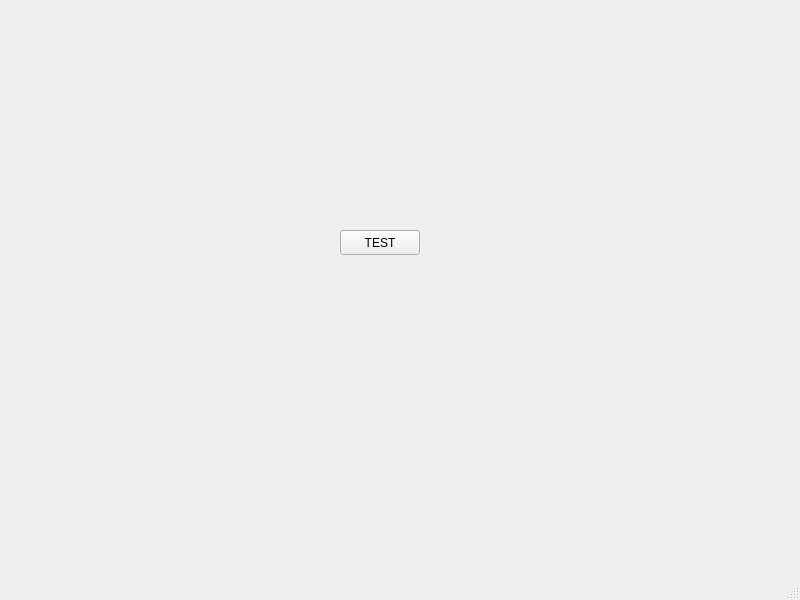
Qt form mainView.ui (SophieShirine/FittsLaw) before a commit.
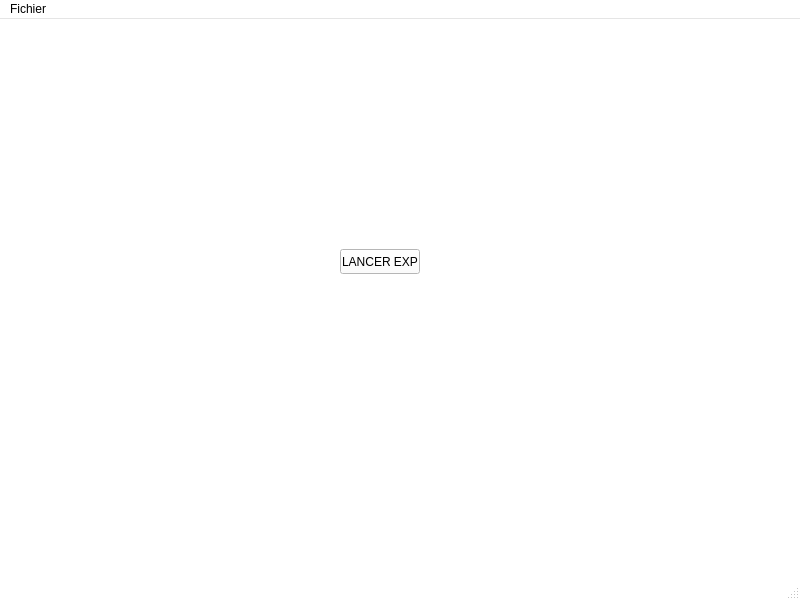
The same form after that commit.

Commit message: created results view"

Diff of the .ui file:
```diff
--- a/mainView.ui
+++ b/mainView.ui
@@ -10,6 +10,448 @@
     <height>600</height>
    </rect>
   </property>
+  <property name="palette">
+   <palette>
+    <active>
+     <colorrole role="WindowText">
+      <brush brushstyle="SolidPattern">
+       <color alpha="255">
+        <red>0</red>
+        <green>0</green>
+        <blue>0</blue>
+       </color>
+      </brush>
+     </colorrole>
+     <colorrole role="Button">
+      <brush brushstyle="SolidPattern">
+       <color alpha="255">
+        <red>255</red>
+        <green>255</green>
+        <blue>255</blue>
+       </color>
+      </brush>
+     </colorrole>
+     <colorrole role="Light">
+      <brush brushstyle="SolidPattern">
+       <color alpha="255">
+        <red>255</red>
+        <green>255</green>
+        <blue>255</blue>
+       </color>
+      </brush>
+     </colorrole>
+     <colorrole role="Midlight">
+      <brush brushstyle="SolidPattern">
+       <color alpha="255">
+        <red>255</red>
+        <green>255</green>
+        <blue>255</blue>
+       </color>
+      </brush>
+     </colorrole>
+     <colorrole role="Dark">
+      <brush brushstyle="SolidPattern">
+       <color alpha="255">
+        <red>127</red>
+        <green>127</green>
+        <blue>127</blue>
+       </color>
+      </brush>
+     </colorrole>
+     <colorrole role="Mid">
+      <brush brushstyle="SolidPattern">
+       <color alpha="255">
+        <red>170</red>
+        <green>170</green>
+        <blue>170</blue>
+       </color>
+      </brush>
+     </colorrole>
+     <colorrole role="Text">
+      <brush brushstyle="SolidPattern">
+       <color alpha="255">
+        <red>0</red>
+        <green>0</green>
+        <blue>0</blue>
+       </color>
+      </brush>
+     </colorrole>
+     <colorrole role="BrightText">
+      <brush brushstyle="SolidPattern">
+       <color alpha="255">
+        <red>255</red>
+        <green>255</green>
+        <blue>255</blue>
+       </color>
+      </brush>
+     </colorrole>
+     <colorrole role="ButtonText">
+      <brush brushstyle="SolidPattern">
+       <color alpha="255">
+        <red>0</red>
+        <green>0</green>
+        <blue>0</blue>
+       </color>
+      </brush>
+     </colorrole>
+     <colorrole role="Base">
+      <brush brushstyle="SolidPattern">
+       <color alpha="255">
+        <red>255</red>
+        <green>255</green>
+        <blue>255</blue>
+       </color>
+      </brush>
+     </colorrole>
+     <colorrole role="Window">
+      <brush brushstyle="SolidPattern">
+       <color alpha="255">
+        <red>255</red>
+        <green>255</green>
+        <blue>255</blue>
+       </color>
+      </brush>
+     </colorrole>
+     <colorrole role="Shadow">
+      <brush brushstyle="SolidPattern">
+       <color alpha="255">
+        <red>0</red>
+        <green>0</green>
+        <blue>0</blue>
+       </color>
+      </brush>
+     </colorrole>
+     <colorrole role="AlternateBase">
+      <brush brushstyle="SolidPattern">
+       <color alpha="255">
+        <red>255</red>
+        <green>255</green>
+        <blue>255</blue>
+       </color>
+      </brush>
+     </colorrole>
+     <colorrole role="ToolTipBase">
+      <brush brushstyle="SolidPattern">
+       <color alpha="255">
+        <red>255</red>
+        <green>255</green>
+        <blue>220</blue>
+       </color>
+      </brush>
+     </colorrole>
+     <colorrole role="ToolTipText">
+      <brush brushstyle="SolidPattern">
+       <color alpha="255">
+        <red>0</red>
+        <green>0</green>
+        <blue>0</blue>
+       </color>
+      </brush>
+     </colorrole>
+     <colorrole role="PlaceholderText">
+      <brush brushstyle="SolidPattern">
+       <color alpha="128">
+        <red>0</red>
+        <green>0</green>
+        <blue>0</blue>
+       </color>
+      </brush>
+     </colorrole>
+    </active>
+    <inactive>
+     <colorrole role="WindowText">
+      <brush brushstyle="SolidPattern">
+       <color alpha="255">
+        <red>0</red>
+        <green>0</green>
+        <blue>0</blue>
+       </color>
+      </brush>
+     </colorrole>
+     <colorrole role="Button">
+      <brush brushstyle="SolidPattern">
+       <color alpha="255">
+        <red>255</red>
+        <green>255</green>
+        <blue>255</blue>
+       </color>
+      </brush>
+     </colorrole>
+     <colorrole role="Light">
+      <brush brushstyle="SolidPattern">
+       <color alpha="255">
+        <red>255</red>
+        <green>255</green>
+        <blue>255</blue>
+       </color>
+      </brush>
+     </colorrole>
+     <colorrole role="Midlight">
+      <brush brushstyle="SolidPattern">
+       <color alpha="255">
+        <red>255</red>
+        <green>255</green>
+        <blue>255</blue>
+       </color>
+      </brush>
+     </colorrole>
+     <colorrole role="Dark">
+      <brush brushstyle="SolidPattern">
+       <color alpha="255">
+        <red>127</red>
+        <green>127</green>
+        <blue>127</blue>
+       </color>
+      </brush>
+     </colorrole>
+     <colorrole role="Mid">
+      <brush brushstyle="SolidPattern">
+       <color alpha="255">
+        <red>170</red>
+        <green>170</green>
+        <blue>170</blue>
+       </color>
+      </brush>
+     </colorrole>
+     <colorrole role="Text">
+      <brush brushstyle="SolidPattern">
+       <color alpha="255">
+        <red>0</red>
+        <green>0</green>
+        <blue>0</blue>
+       </color>
+      </brush>
+     </colorrole>
+     <colorrole role="BrightText">
+      <brush brushstyle="SolidPattern">
+       <color alpha="255">
+        <red>255</red>
+        <green>255</green>
+        <blue>255</blue>
+       </color>
+      </brush>
+     </colorrole>
+     <colorrole role="ButtonText">
+      <brush brushstyle="SolidPattern">
+       <color alpha="255">
+        <red>0</red>
+        <green>0</green>
+        <blue>0</blue>
+       </color>
+      </brush>
+     </colorrole>
+     <colorrole role="Base">
+      <brush brushstyle="SolidPattern">
+       <color alpha="255">
+        <red>255</red>
+        <green>255</green>
+        <blue>255</blue>
+       </color>
+      </brush>
+     </colorrole>
+     <colorrole role="Window">
+      <brush brushstyle="SolidPattern">
+       <color alpha="255">
+        <red>255</red>
+        <green>255</green>
+        <blue>255</blue>
+       </color>
+      </brush>
+     </colorrole>
+     <colorrole role="Shadow">
+      <brush brushstyle="SolidPattern">
+       <color alpha="255">
+        <red>0</red>
+        <green>0</green>
+        <blue>0</blue>
+       </color>
+      </brush>
+     </colorrole>
+     <colorrole role="AlternateBase">
+      <brush brushstyle="SolidPattern">
+       <color alpha="255">
+        <red>255</red>
+        <green>255</green>
+        <blue>255</blue>
+       </color>
+      </brush>
+     </colorrole>
+     <colorrole role="ToolTipBase">
+      <brush brushstyle="SolidPattern">
+       <color alpha="255">
+        <red>255</red>
+        <green>255</green>
+        <blue>220</blue>
+       </color>
+      </brush>
+     </colorrole>
+     <colorrole role="ToolTipText">
+      <brush brushstyle="SolidPattern">
+       <color alpha="255">
+        <red>0</red>
+        <green>0</green>
+        <blue>0</blue>
+       </color>
+      </brush>
+     </colorrole>
+     <colorrole role="PlaceholderText">
+      <brush brushstyle="SolidPattern">
+       <color alpha="128">
+        <red>0</red>
+        <green>0</green>
+        <blue>0</blue>
+       </color>
+      </brush>
+     </colorrole>
+    </inactive>
+    <disabled>
+     <colorrole role="WindowText">
+      <brush brushstyle="SolidPattern">
+       <color alpha="255">
+        <red>127</red>
+        <green>127</green>
+        <blue>127</blue>
+       </color>
+      </brush>
+     </colorrole>
+     <colorrole role="Button">
+      <brush brushstyle="SolidPattern">
+       <color alpha="255">
+        <red>255</red>
+        <green>255</green>
+        <blue>255</blue>
+       </color>
+      </brush>
+     </colorrole>
+     <colorrole role="Light">
+      <brush brushstyle="SolidPattern">
+       <color alpha="255">
+        <red>255</red>
+        <green>255</green>
+        <blue>255</blue>
+       </color>
+      </brush>
+     </colorrole>
+     <colorrole role="Midlight">
+      <brush brushstyle="SolidPattern">
+       <color alpha="255">
+        <red>255</red>
+        <green>255</green>
+        <blue>255</blue>
+       </color>
+      </brush>
+     </colorrole>
+     <colorrole role="Dark">
+      <brush brushstyle="SolidPattern">
+       <color alpha="255">
+        <red>127</red>
+        <green>127</green>
+        <blue>127</blue>
+       </color>
+      </brush>
+     </colorrole>
+     <colorrole role="Mid">
+      <brush brushstyle="SolidPattern">
+       <color alpha="255">
+        <red>170</red>
+        <green>170</green>
+        <blue>170</blue>
+       </color>
+      </brush>
+     </colorrole>
+     <colorrole role="Text">
+      <brush brushstyle="SolidPattern">
+       <color alpha="255">
+        <red>127</red>
+        <green>127</green>
+        <blue>127</blue>
+       </color>
+      </brush>
+     </colorrole>
+     <colorrole role="BrightText">
+      <brush brushstyle="SolidPattern">
+       <color alpha="255">
+        <red>255</red>
+        <green>255</green>
+        <blue>255</blue>
+       </color>
+      </brush>
+     </colorrole>
+     <colorrole role="ButtonText">
+      <brush brushstyle="SolidPattern">
+       <color alpha="255">
+        <red>127</red>
+        <green>127</green>
+        <blue>127</blue>
+       </color>
+      </brush>
+     </colorrole>
+     <colorrole role="Base">
+      <brush brushstyle="SolidPattern">
+       <color alpha="255">
+        <red>255</red>
+        <green>255</green>
+        <blue>255</blue>
+       </color>
+      </brush>
+     </colorrole>
+     <colorrole role="Window">
+      <brush brushstyle="SolidPattern">
+       <color alpha="255">
+        <red>255</red>
+        <green>255</green>
+        <blue>255</blue>
+       </color>
+      </brush>
+     </colorrole>
+     <colorrole role="Shadow">
+      <brush brushstyle="SolidPattern">
+       <color alpha="255">
+        <red>0</red>
+        <green>0</green>
+        <blue>0</blue>
+       </color>
+      </brush>
+     </colorrole>
+     <colorrole role="AlternateBase">
+      <brush brushstyle="SolidPattern">
+       <color alpha="255">
+        <red>255</red>
+        <green>255</green>
+        <blue>255</blue>
+       </color>
+      </brush>
+     </colorrole>
+     <colorrole role="ToolTipBase">
+      <brush brushstyle="SolidPattern">
+       <color alpha="255">
+        <red>255</red>
+        <green>255</green>
+        <blue>220</blue>
+       </color>
+      </brush>
+     </colorrole>
+     <colorrole role="ToolTipText">
+      <brush brushstyle="SolidPattern">
+       <color alpha="255">
+        <red>0</red>
+        <green>0</green>
+        <blue>0</blue>
+       </color>
+      </brush>
+     </colorrole>
+     <colorrole role="PlaceholderText">
+      <brush brushstyle="SolidPattern">
+       <color alpha="128">
+        <red>0</red>
+        <green>0</green>
+        <blue>0</blue>
+       </color>
+      </brush>
+     </colorrole>
+    </disabled>
+   </palette>
+  </property>
   <property name="windowTitle">
    <string>MainWindow</string>
   </property>
@@ -24,7 +466,7 @@
      </rect>
     </property>
     <property name="text">
-     <string>TEST</string>
+     <string>LANCER EXP</string>
     </property>
    </widget>
   </widget>
@@ -37,6 +479,14 @@
      <height>25</height>
     </rect>
    </property>
+   <widget class="QMenu" name="menuFichier">
+    <property name="title">
+     <string>Fichier</string>
+    </property>
+    <addaction name="separator"/>
+    <addaction name="separator"/>
+   </widget>
+   <addaction name="menuFichier"/>
   </widget>
   <widget class="QStatusBar" name="statusbar"/>
  </widget>
```
The commit also changes 10 other files.
